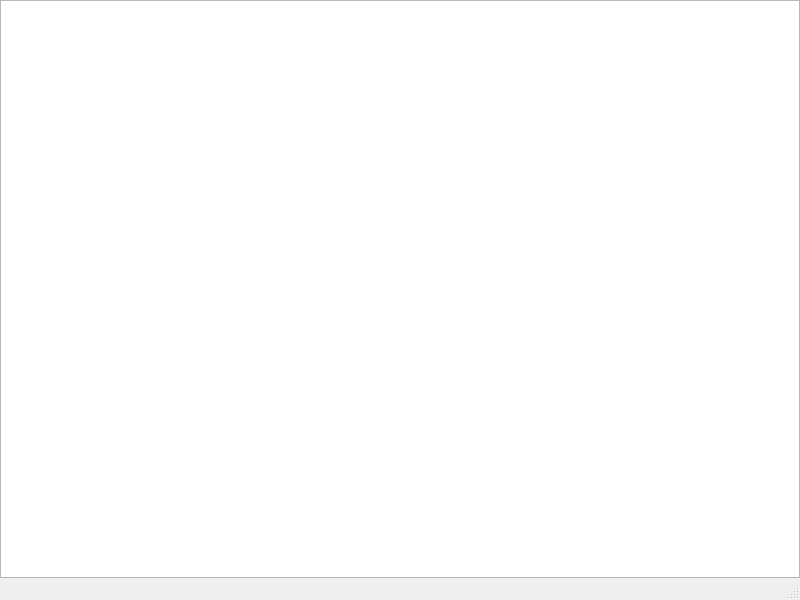
This is les4_1/mainwindow.ui in oasiskharkov/Qt as Qt 5 draws it before an edit. The edited form follows.
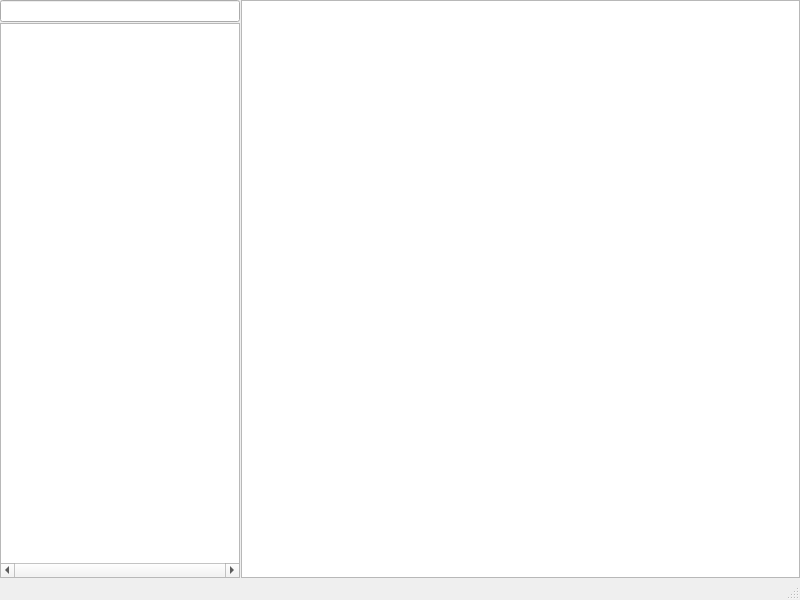
This is the edited form.

Commit message: Add text file explorer

```diff
--- a/les4_1/mainwindow.ui
+++ b/les4_1/mainwindow.ui
@@ -23,7 +23,10 @@
      <verstretch>0</verstretch>
     </sizepolicy>
    </property>
-   <layout class="QGridLayout" name="gridLayout">
+   <layout class="QHBoxLayout" name="horizontalLayout_2">
+    <property name="spacing">
+     <number>0</number>
+    </property>
     <property name="leftMargin">
      <number>0</number>
     </property>
@@ -36,11 +39,49 @@
     <property name="bottomMargin">
      <number>0</number>
     </property>
-    <property name="spacing">
-     <number>0</number>
-    </property>
-    <item row="0" column="0">
-     <widget class="QTextEdit" name="textEdit"/>
+    <item>
+     <layout class="QHBoxLayout" name="horizontalLayout" stretch="3,7">
+      <property name="spacing">
+       <number>1</number>
+      </property>
+      <item>
+       <layout class="QVBoxLayout" name="verticalLayout">
+        <property name="spacing">
+         <number>1</number>
+        </property>
+        <item>
+         <widget class="QLineEdit" name="path_lineEdit">
+          <property name="readOnly">
+           <bool>true</bool>
+          </property>
+         </widget>
+        </item>
+        <item>
+         <widget class="QTreeView" name="explorer_treeView">
+          <property name="horizontalScrollBarPolicy">
+           <enum>Qt::ScrollBarAlwaysOn</enum>
+          </property>
+          <property name="sizeAdjustPolicy">
+           <enum>QAbstractScrollArea::AdjustToContents</enum>
+          </property>
+          <property name="horizontalScrollMode">
+           <enum>QAbstractItemView::ScrollPerItem</enum>
+          </property>
+         </widget>
+        </item>
+       </layout>
+      </item>
+      <item>
+       <widget class="QTextEdit" name="textEdit">
+        <property name="sizePolicy">
+         <sizepolicy hsizetype="Expanding" vsizetype="Expanding">
+          <horstretch>0</horstretch>
+          <verstretch>0</verstretch>
+         </sizepolicy>
+        </property>
+       </widget>
+      </item>
+     </layout>
     </item>
    </layout>
   </widget>
```
The commit also changes 2 other files.
